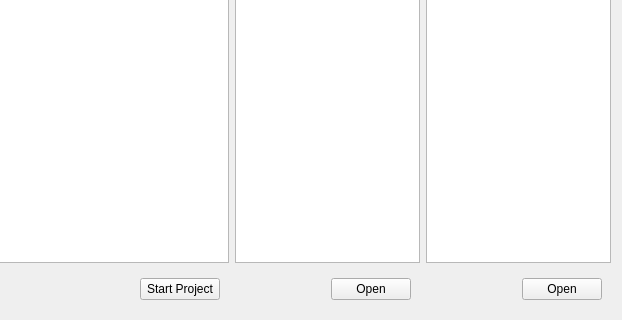
The window that components/startpage/lib/startpage.ui (artm/WatchThatSound3) describes before a commit, drawn with Qt 5; both pictures show x 152 to 774 and y 160 to 480 of the 774 by 480 pixel window.
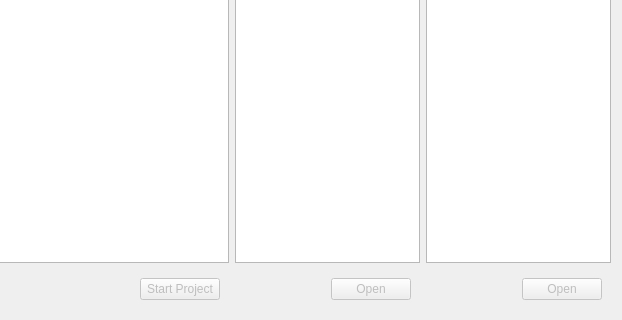
The same window after the commit.

Commit message: “Open” buttons are inactive on start up

Patch:
```diff
--- a/components/startpage/lib/startpage.ui
+++ b/components/startpage/lib/startpage.ui
@@ -112,7 +112,10 @@
              </spacer>
             </item>
             <item>
-             <widget class="QPushButton" name="pushButton">
+             <widget class="QPushButton" name="start_project">
+              <property name="enabled">
+               <bool>false</bool>
+              </property>
               <property name="text">
                <string>Start Project</string>
               </property>
@@ -174,7 +177,10 @@
              </spacer>
             </item>
             <item>
-             <widget class="QPushButton" name="pushButton_2">
+             <widget class="QPushButton" name="open_study_material">
+              <property name="enabled">
+               <bool>false</bool>
+              </property>
               <property name="text">
                <string>Open</string>
               </property>
@@ -236,7 +242,10 @@
              </spacer>
             </item>
             <item>
-             <widget class="QPushButton" name="pushButton_5">
+             <widget class="QPushButton" name="open_help">
+              <property name="enabled">
+               <bool>false</bool>
+              </property>
               <property name="text">
                <string>Open</string>
               </property>
```
The commit also changes 1 other file.
